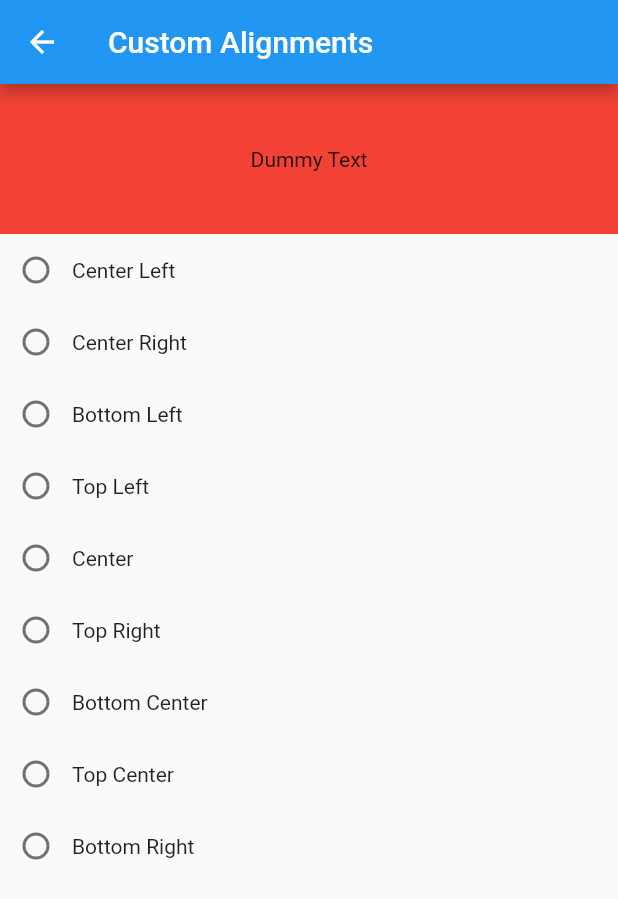
After one commit to flutter-bharat/Flutter-Gallery-Ultimate, a Flutter app: the CustomAlign screen opened directly, on a phone screen of 412 x 824 dp. The commit adds this screen. Shown: the top 899 px of the screen. Run offline on Flutter 3.47's test engine with Material 2 defaults, Android fonts, the phone set to English and light mode, and no system bars.

Commit message:
Next Update

```diff
--- /dev/null
+++ b/lib/CustomAlign.dart
@@ -0,0 +1,166 @@
+import 'package:flutter/material.dart';
+
+class CustomAlign extends StatefulWidget {
+  @override
+  _CustomAlignState createState() => _CustomAlignState();
+}
+
+class _CustomAlignState extends State<CustomAlign> {
+  String groupValue;
+  Alignment alignVal= Alignment.center;
+  @override
+  Widget build(BuildContext context) {
+    return Scaffold(
+      appBar: AppBar(
+        title: Text('Custom Alignments'),
+      ),
+      body: Column(
+        children: [
+          Container(
+            child: Align(
+                alignment: alignVal,
+                child: Text('Dummy Text')),
+            color: Colors.red,
+            height: 100,
+            width: double.infinity,
+          ),
+          Row(
+            children: [
+              Radio(
+                focusColor: Colors.red,
+                groupValue: groupValue,
+                onChanged: (val) {
+                  setState(() {
+                    alignVal = val;
+                  });
+                },
+                value: Alignment.centerLeft,
+              ),
+              Text('Center Left'),
+            ],
+          ), // center left
+          Row(
+            children: [
+              Radio(
+                focusColor: Colors.red,
+                groupValue: groupValue,
+                onChanged: (val) {
+                  setState(() {
+                    alignVal = val;
+                  });
+                },
+                value: Alignment.centerRight,
+              ),
+              Text('Center Right'),
+            ],
+          ), // center right
+          Row(
+            children: [
+              Radio(
+                focusColor: Colors.red,
+                groupValue: groupValue,
+                onChanged: (val) {
+                  setState(() {
+                    alignVal = val;
+                  });
+                },
+                value:Alignment.bottomLeft,
+              ),
+              Text('Bottom Left'),
+            ],
+          ), // bottom left
+          Row(
+            children: [
+              Radio(
+                focusColor: Colors.red,
+                groupValue: groupValue,
+                onChanged: (val) {
+                  setState(() {
+                    alignVal = val;
+                  });
+                },
+                value: Alignment.topLeft,
+              ),
+              Text('Top Left'),
+            ],
+          ), // top left
+          Row(
+            children: [
+              Radio(
+                focusColor: Colors.red,
+                groupValue: groupValue,
+                onChanged: (val) {
+                  setState(() {
+                    alignVal = val;
+                  });
+                },
+                value: Alignment.center,
+              ),
+              Text('Center'),
+            ],
+          ), // center
+          Row(
+            children: [
+              Radio(
+                focusColor: Colors.red,
+                groupValue: groupValue,
+                onChanged: (val) {
+                  setState(() {
+                    alignVal = val;
+                  });
+                },
+                value: Alignment.topRight,
+              ),
+              Text('Top Right'),
+            ],
+          ),  // TOP RIGHT
+          Row(
+            children: [
+              Radio(
+                focusColor: Colors.red,
+                groupValue: groupValue,
+                onChanged: (val) {
+                  setState(() {
+                    alignVal = val;
+                  });
+                },
+                value: Alignment.bottomCenter,
+              ),
+              Text('Bottom Center'),
+            ],
+          ),    // bottom center
+          Row(
+            children: [
+              Radio(
+                focusColor: Colors.red,
+                groupValue: groupValue,
+                onChanged: (val) {
+                  setState(() {
+                    alignVal = val;
+                  });
+                },
+                value:Alignment.topCenter,
+              ),
+              Text('Top Center'),
+            ],
+          ), // top center
+          Row(
+            children: [
+              Radio(
+                focusColor: Colors.red,
+                groupValue: groupValue,
+                onChanged: (val) {
+                  setState(() {
+                    alignVal = val;
+                  });
+                },
+                value: Alignment.bottomRight,
+              ),
+              Text('Bottom Right'),
+            ],
+          ),
+        ],
+      ),
+    );
+  }
+}
--- /dev/null
+++ b/lib/CustomMaterialButton.dart
@@ -0,0 +1,27 @@
+import 'package:flutter/material.dart';
+
+class CustomMaterialButton extends StatelessWidget {
+
+  GlobalKey<ScaffoldState> key = GlobalKey<ScaffoldState>();
+  void showSnackbar(){
+    key.currentState.showSnackBar(SnackBar(content: Text('You just pressed Button')));
+  }
+
+
+  @override
+  Widget build(BuildContext context) {
+    return Scaffold(
+      key: key,
+      appBar: AppBar(
+        title: Text('Custom Material Button'),
+      ),
+      body: Center(
+        child: MaterialButton(onPressed: (){
+          showSnackbar();
+        },
+
+        child: Text('Material Button'),),
+      )
+    );
+  }
+}
--- a/lib/main.dart
+++ b/lib/main.dart
@@ -1,4 +1,13 @@
 import 'package:flutter/material.dart';
+import 'package:flutter_gallery_ultimate/CustomAlign.dart';
+import 'package:flutter_gallery_ultimate/CustomDismissible.dart';
+import 'package:flutter_gallery_ultimate/CustomFloatActionButton.dart';
+import 'package:flutter_gallery_ultimate/CustomIconButton.dart';
+import 'package:flutter_gallery_ultimate/CustomMaterialButton.dart';
+import 'package:flutter_gallery_ultimate/CustomOpacity.dart';
+import 'package:flutter_gallery_ultimate/CustomSafeArea.dart';
+import 'package:flutter_gallery_ultimate/CustomWrap.dart';
+import 'package:flutter_gallery_ultimate/ListModalForHomeScreen.dart';
 import 'package:flutter_gallery_ultimate/bottomnavigationbar.dart';
 import 'package:flutter_gallery_ultimate/bottomsheet.dart';
 import 'package:flutter_gallery_ultimate/expansionpannel.dart';
@@ -22,6 +31,8 @@ import 'package:flutter_gallery_ultimate/CustomList.dart';
 import 'package:flutter_gallery_ultimate/CustomTabbar.dart';
 import 'package:flutter_gallery_ultimate/httpreq.dart';
 import 'package:flutter_gallery_ultimate/stepper.dart';
+
+import 'CustomFlatButton.dart';
 
 void main() {
   runApp(MyApp());
@@ -75,6 +86,16 @@ class _MyHomePageState extends State<MyHomePage> {
               FlatButton(onPressed: ()=> Navigator.push(context, MaterialPageRoute(builder: (context)=> CustomClipRRect())), child: Text('Custom ClipRect')),
               FlatButton(onPressed: ()=> Navigator.push(context, MaterialPageRoute(builder: (context)=> CustomRichText())), child: Text('Custom RichText')),
               FlatButton(onPressed: ()=> Navigator.push(context, MaterialPageRoute(builder: (context)=> CustomSpacer())), child: Text('Custom Spacer')),
+              FlatButton(onPressed: ()=> Navigator.push(context, MaterialPageRoute(builder: (context)=> CustomFAB())), child: Text('Custom FAB')),
+              FlatButton(onPressed: ()=> Navigator.push(context, MaterialPageRoute(builder: (context)=> CustomFlatButton())), child: Text('Custom Flat Button')),
+              FlatButton(onPressed: ()=> Navigator.push(context, MaterialPageRoute(builder: (context)=> CustomMaterialButton())), child: Text('Custom Material Button')),
+              FlatButton(onPressed: ()=> Navigator.push(context, MaterialPageRoute(builder: (context)=> CustomIconButton())), child: Text('Custom Icon Button')),
+              FlatButton(onPressed: ()=> Navigator.push(context, MaterialPageRoute(builder: (context)=> CustomSafeArea())), child: Text('Custom Safe Area')),
+              FlatButton(onPressed: ()=> Navigator.push(context, MaterialPageRoute(builder: (context)=> CustomWrap())), child: Text('Custom Wrap')),
+              FlatButton(onPressed: ()=> Navigator.push(context, MaterialPageRoute(builder: (context)=> CustomOpacity())), child: Text('Custom Opacity')),
+              FlatButton(onPressed: ()=> Navigator.push(context, MaterialPageRoute(builder: (context)=> CustomDismissible())), child: Text('Custom Dismissble')),
+              FlatButton(onPressed: ()=> Navigator.push(context, MaterialPageRoute(builder: (context)=> CustomAlign())), child: Text('Custom Align')),
+              FlatButton(onPressed: ()=> Navigator.push(context, MaterialPageRoute(builder: (context)=> ListModal())), child: Text('Custom Modal')),
 
             ],
           ),
--- a/lib/stepper.dart
+++ b/lib/stepper.dart
@@ -1,4 +1,4 @@
-import 'dart:html';
+
 
 import 'package:flutter/material.dart';
 
```
Also changed, not shown: lib/CustomDismissible.dart (added, +31 -0 lines), lib/CustomFlatButton.dart (added, +30 -0 lines), lib/CustomFloatActionButton.dart (added, +36 -0 lines), lib/CustomIconButton.dart (added, +27 -0 lines), lib/CustomOpacity.dart (added, +39 -0 lines), lib/CustomSafeArea.dart (added, +58 -0 lines), lib/CustomWrap.dart (added, +118 -0 lines), lib/ListModalForHomeScreen.dart (added, +40 -0 lines).
